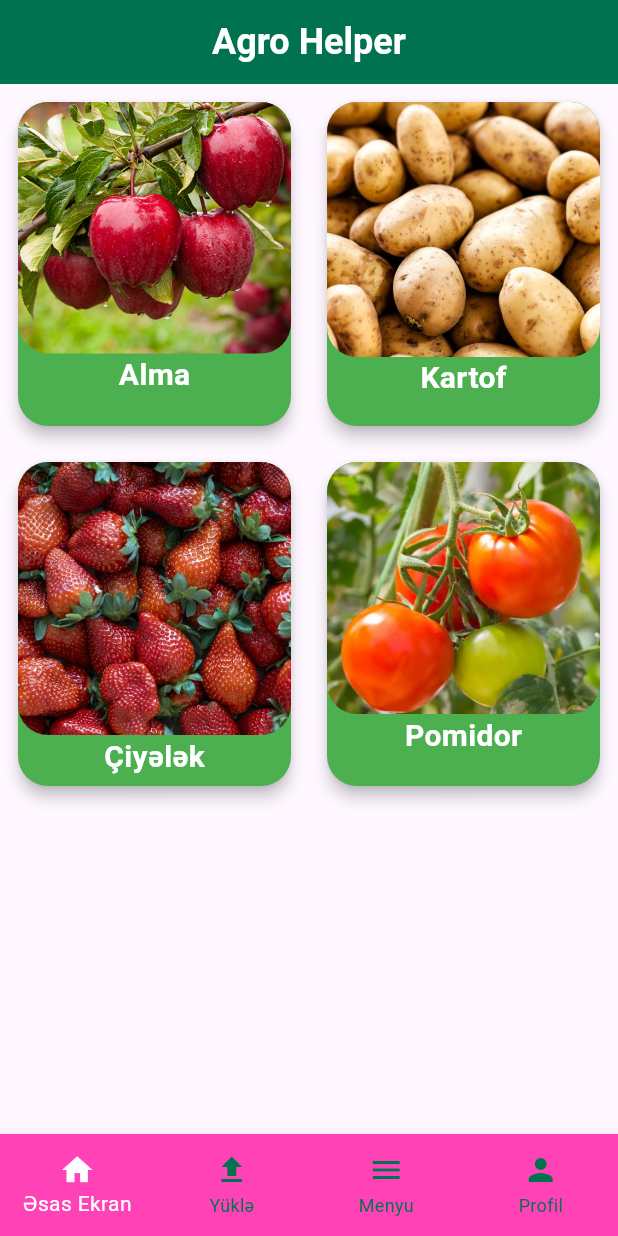
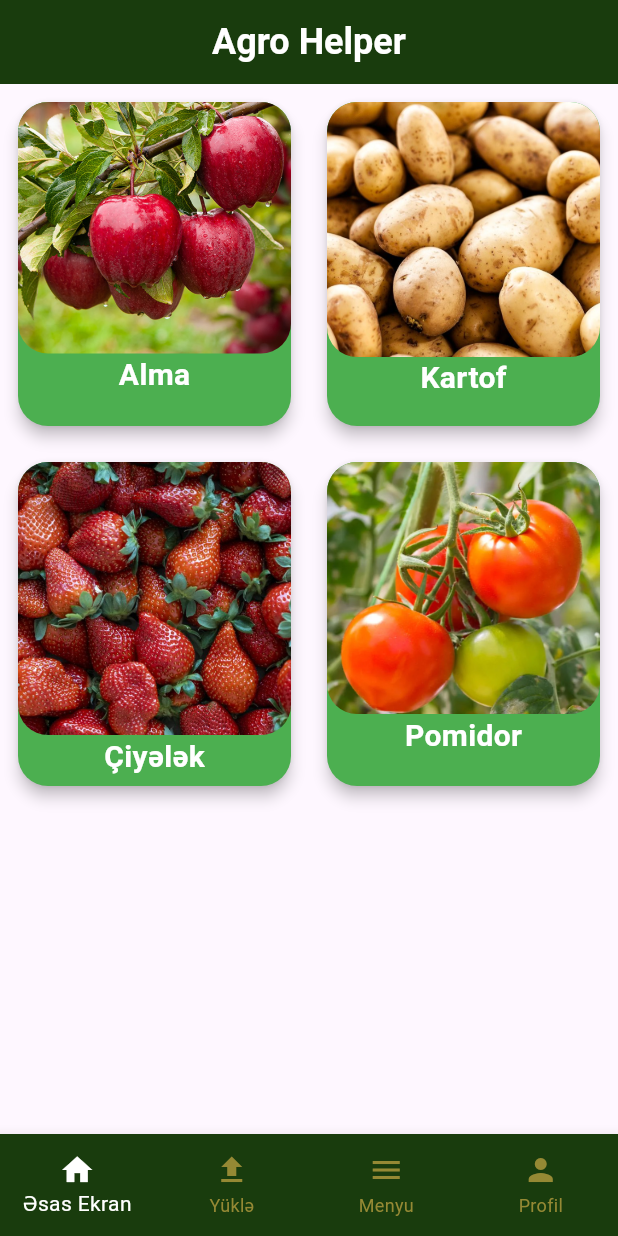
Before and after one commit to sadiqaliyev01/agro_helper, a Flutter app: the screen it shows after launch, on a phone screen of 412 x 824 dp. Run offline on Flutter 3.47's test engine with Material 3 defaults, Android fonts, the phone set to English and light mode, and no system bars.

Commit message:
- some configurations

```diff
--- a/lib/constants/app_colors.dart
+++ b/lib/constants/app_colors.dart
@@ -5,6 +5,7 @@ class AppColors{
 
   static Color pink = const Color(0xffFF43B7);
   static Color turquoise = const Color(0xff42AB9C);
-  static Color green = const Color(0xff007250);
+  static Color green = const Color(0xff193c0d);
   static Color white = Colors.white;
+  static Color brown = const Color(0xff958934);
 }
--- a/lib/ui/presentation/home/home_screen.dart
+++ b/lib/ui/presentation/home/home_screen.dart
@@ -11,7 +11,9 @@ class HomeScreen extends StatelessWidget {
         body: Column(
           children: [
             Expanded(
-              child: SizedBox(child: HomeCardItems()),
+              child: SizedBox(
+                child: HomeCardItems(),
+              ),
             ),
           ],
         ),
--- a/lib/ui/presentation/home/widgets/home_card_items.dart
+++ b/lib/ui/presentation/home/widgets/home_card_items.dart
@@ -4,6 +4,7 @@ import 'package:agro_helper/ui/presentation/home/home_screen.dart';
 import 'package:agro_helper/ui/presentation/potato/potato_screen.dart';
 import 'package:agro_helper/ui/presentation/strawberry/strawberry_screen.dart';
 import 'package:agro_helper/ui/presentation/tomato/tomato_screen.dart';
+import 'package:flutter/cupertino.dart';
 import 'package:flutter/material.dart';
 
 class HomeCardItems extends StatelessWidget {
@@ -43,6 +44,10 @@ class HomeCardItems extends StatelessWidget {
                 ),
               );
             },
+            child: Column(
+              children: [
+                Expanded(
+                  child: SizedBox(
                     child: Card(
                       color: Colors.green,
                       shape: RoundedRectangleBorder(
@@ -70,6 +75,10 @@ class HomeCardItems extends StatelessWidget {
                       ),
                     ),
                   ),
+                ),
+              ],
+            ),
+          ),
         );
       },
     );
--- a/lib/ui/presentation/main_screen/main_screen.dart
+++ b/lib/ui/presentation/main_screen/main_screen.dart
@@ -42,7 +42,7 @@ class _MainScreenState extends State<MainScreen> {
         ),
         body: screens[selectedIndex],
         bottomNavigationBar: CustomNavBar(
-          unselectedItemColor: AppColors.green,
+          unselectedItemColor: AppColors.brown,
           selectedItemColor: Colors.white,
           onTap: (int index) {
             setState(() {
--- a/lib/ui/presentation/main_screen/widgets/custom_nav_bar.dart
+++ b/lib/ui/presentation/main_screen/widgets/custom_nav_bar.dart
@@ -31,7 +31,7 @@ class _CustomNavBarState extends State<CustomNavBar> {
     return SizedBox(
       height: kBottomNavigationBarHeight + 12,
       child: BottomNavigationBar(
-        backgroundColor: AppColors.pink,
+        backgroundColor: AppColors.green,
         type: BottomNavigationBarType.fixed,
         iconSize: 24,
         onTap: _onTap,
```
Lines whose indentation alone changed are shown as unchanged.
